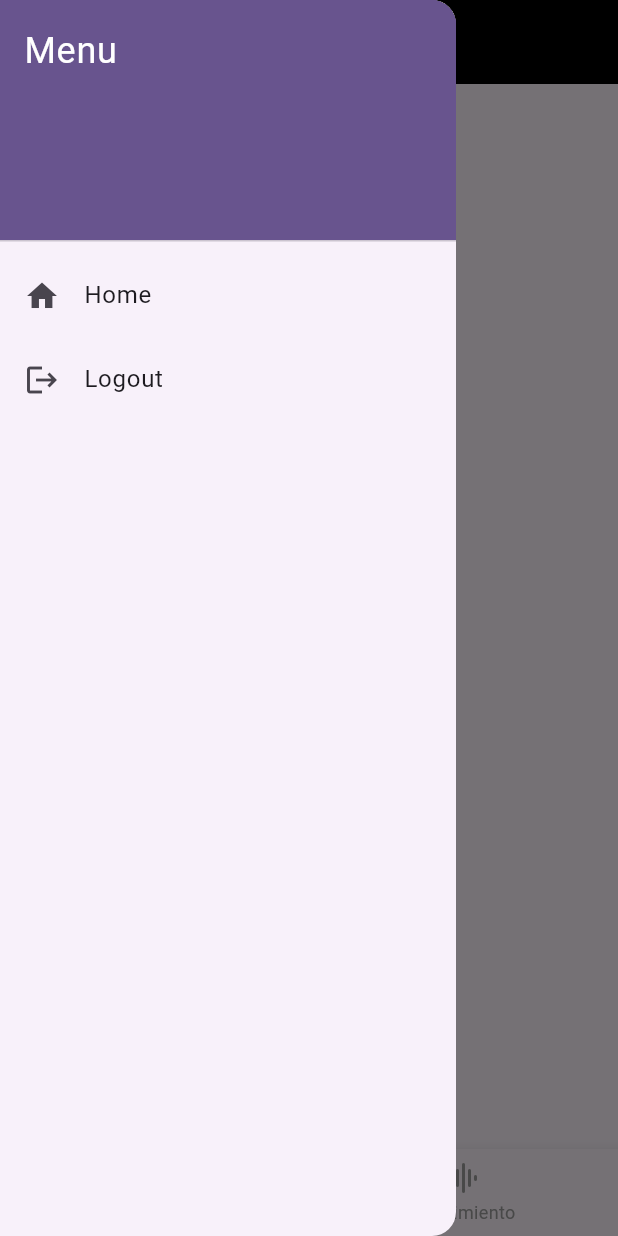
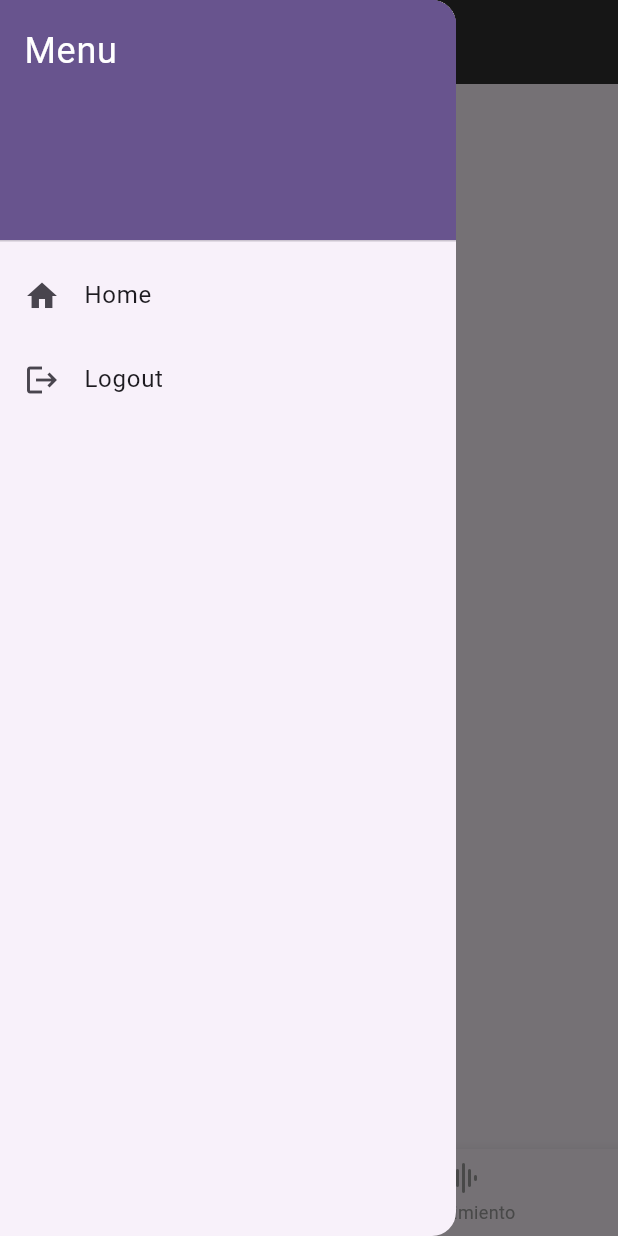
Before and after one commit to edissonchamorroc/golden_age, a Flutter app: the NavigationBarPage screen opened directly, with the side drawer open, on a phone screen of 412 x 824 dp. Run offline on Flutter 3.47's test engine with Material 3 defaults, Android fonts, the phone set to English and light mode, and no system bars; our stand-ins replace firebase_auth, firebase_core; accounts and stored records are empty.

Commit message:
se crea navigation bar page

```diff
--- a/golden_age/lib/pages/navigation_bar_page.dart
+++ b/golden_age/lib/pages/navigation_bar_page.dart
@@ -54,8 +54,8 @@ class _NavigationBarPageState extends State<NavigationBarPage> {
   Widget build(BuildContext context) {
     return Scaffold(
       appBar: AppBar(
-        title: const Text("Navigation bar"),
-        backgroundColor: Colors.black,
+        backgroundColor:
+            const Color.fromARGB(206, 0, 0, 0),
         leading: Builder(
           builder: (BuildContext context) {
             return IconButton(
@@ -102,7 +102,8 @@ class _NavigationBarPageState extends State<NavigationBarPage> {
         decoration: const BoxDecoration(
           image: DecorationImage(
             image: AssetImage("assets/images/olimpiashadow2.png"),
-            fit: BoxFit.cover, // Ajusta la imagen para que cubra toda la pantalla
+            fit: BoxFit
+                .cover, // Ajusta la imagen para que cubra toda la pantalla
           ),
         ),
         child: Center(
```
